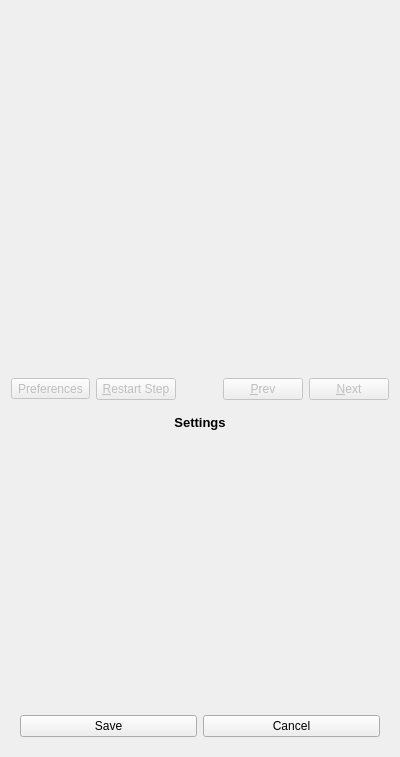
The window that Plugins/org.mitk.gui.qt.igt.app.echotrack/src/internal/Widgets/QmitkUSNavigationProcessWidget.ui (MITK/MITK) describes before a commit, drawn with Qt 5.
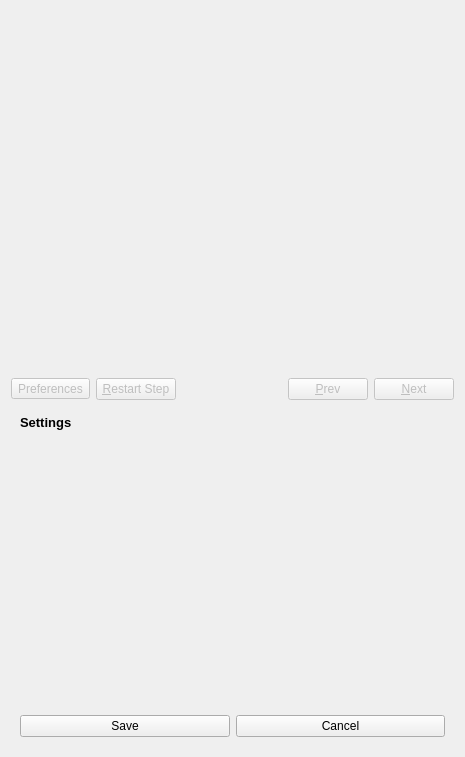
The same window after the commit. The open tabs and pages were chosen to show the change. Icons and pictures are not drawn.

Commit message: unified alignment: left-justified / corrected typo in UI

```diff
--- a/Plugins/org.mitk.gui.qt.igt.app.echotrack/src/internal/Widgets/QmitkUSNavigationProcessWidget.ui
+++ b/Plugins/org.mitk.gui.qt.igt.app.echotrack/src/internal/Widgets/QmitkUSNavigationProcessWidget.ui
@@ -6,7 +6,7 @@
    <rect>
     <x>0</x>
     <y>0</y>
-    <width>400</width>
+    <width>465</width>
     <height>757</height>
    </rect>
   </property>
@@ -26,7 +26,7 @@
       <string/>
      </property>
      <property name="alignment">
-      <set>Qt::AlignCenter</set>
+      <set>Qt::AlignLeading|Qt::AlignLeft|Qt::AlignVCenter</set>
      </property>
     </widget>
    </item>
@@ -35,6 +35,7 @@
      <widget class="QWidget" name="stepsStackedWidgetPage1" native="true">
       <layout class="QVBoxLayout" name="verticalLayout_3"/>
      </widget>
+     <widget class="QWidget" name="page"/>
     </widget>
    </item>
    <item>
@@ -134,8 +135,8 @@
          <string>&lt;!DOCTYPE HTML PUBLIC &quot;-//W3C//DTD HTML 4.0//EN&quot; &quot;http://www.w3.org/TR/REC-html40/strict.dtd&quot;&gt;
 &lt;html&gt;&lt;head&gt;&lt;meta name=&quot;qrichtext&quot; content=&quot;1&quot; /&gt;&lt;style type=&quot;text/css&quot;&gt;
 p, li { white-space: pre-wrap; }
-&lt;/style&gt;&lt;/head&gt;&lt;body style=&quot; font-family:'MS Shell Dlg 2'; font-size:7.8pt; font-weight:400; font-style:normal;&quot;&gt;
-&lt;p align=&quot;center&quot; style=&quot; margin-top:12px; margin-bottom:12px; margin-left:0px; margin-right:0px; -qt-block-indent:0; text-indent:0px;&quot;&gt;&lt;span style=&quot; font-size:10pt; font-weight:600;&quot;&gt;Settings&lt;/span&gt;&lt;/p&gt;&lt;/body&gt;&lt;/html&gt;</string>
+&lt;/style&gt;&lt;/head&gt;&lt;body style=&quot; font-family:'MS Shell Dlg 2'; font-size:8pt; font-weight:400; font-style:normal;&quot;&gt;
+&lt;p style=&quot; margin-top:12px; margin-bottom:12px; margin-left:0px; margin-right:0px; -qt-block-indent:0; text-indent:0px;&quot;&gt;&lt;span style=&quot; font-size:10pt; font-weight:600;&quot;&gt;Settings&lt;/span&gt;&lt;/p&gt;&lt;/body&gt;&lt;/html&gt;</string>
         </property>
        </widget>
       </item>
```
Left out of the diff: 5 changed lines with no effect on the pictures. The commit also changes 3 other files.
